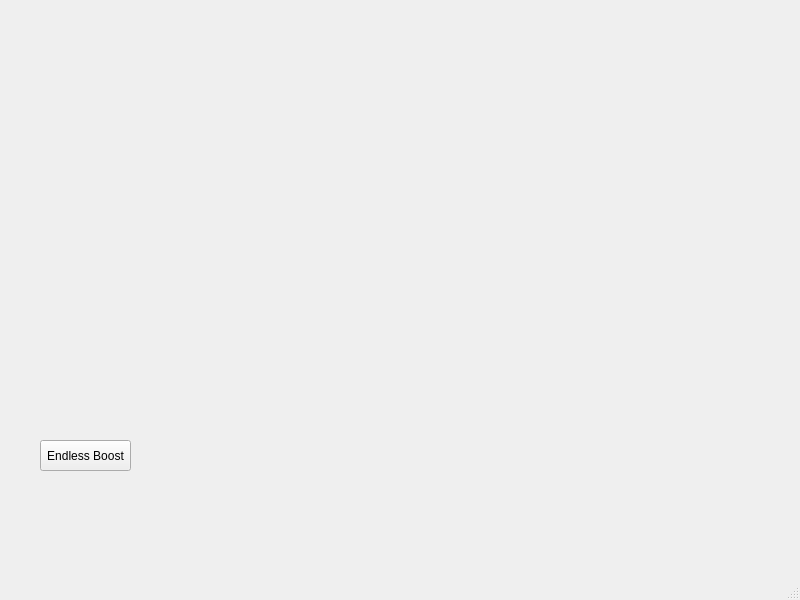
Above: speedrunners.ui from orkido/cheats before the change. Below: the same form after it.
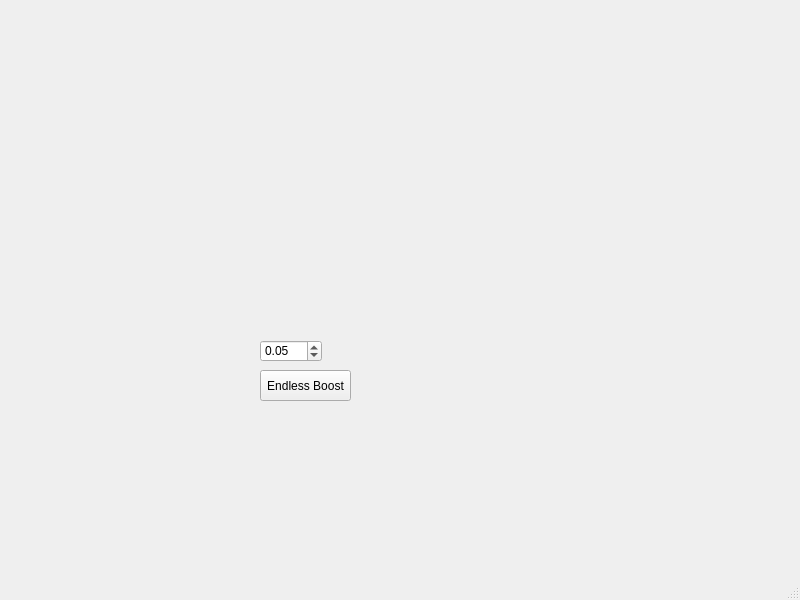
That is the form after the change.

```diff
--- a/speedrunners.ui
+++ b/speedrunners.ui
@@ -17,8 +17,8 @@
    <widget class="QPushButton" name="pushButton">
     <property name="geometry">
      <rect>
-      <x>40</x>
-      <y>440</y>
+      <x>260</x>
+      <y>370</y>
       <width>91</width>
       <height>31</height>
      </rect>
@@ -27,6 +27,25 @@
      <string>Endless Boost</string>
     </property>
    </widget>
+   <widget class="QDoubleSpinBox" name="doubleSpinBox">
+    <property name="geometry">
+     <rect>
+      <x>260</x>
+      <y>340</y>
+      <width>62</width>
+      <height>22</height>
+     </rect>
+    </property>
+    <property name="maximum">
+     <double>1000.000000000000000</double>
+    </property>
+    <property name="singleStep">
+     <double>0.100000000000000</double>
+    </property>
+    <property name="value">
+     <double>0.050000000000000</double>
+    </property>
+   </widget>
   </widget>
   <widget class="QMenuBar" name="menubar">
    <property name="geometry">
```
